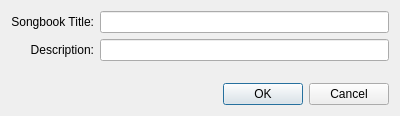
SoftProjector/src, file src/addsongbookdialog.ui: the form before one commit.
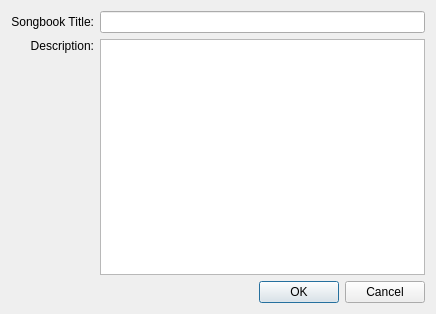
The form after the commit. Icons and pictures are not drawn.

Commit message: Manage dialog: Made dialog bigger, and the table's last column's now stretch. AddSongbookDialog - the description field is now QTextEdit (multi-line).

```diff
--- a/src/addsongbookdialog.ui
+++ b/src/addsongbookdialog.ui
@@ -6,8 +6,8 @@
    <rect>
     <x>0</x>
     <y>0</y>
-    <width>400</width>
-    <height>116</height>
+    <width>436</width>
+    <height>314</height>
    </rect>
   </property>
   <property name="windowTitle">
@@ -17,6 +17,8 @@
    <iconset resource="softprojector.qrc">
     <normaloff>:/icons/icons/add_songbook.png</normaloff>:/icons/icons/add_songbook.png</iconset>
   </property>
+  <layout class="QVBoxLayout" name="verticalLayout_2">
+   <item>
   <layout class="QGridLayout" name="gridLayout">
    <item row="0" column="0">
     <widget class="QLabel" name="sbonik_title_label">
@@ -32,6 +34,8 @@
     <widget class="QLineEdit" name="songbook_title_box"/>
    </item>
    <item row="1" column="0">
+      <layout class="QVBoxLayout" name="verticalLayout">
+       <item>
     <widget class="QLabel" name="songbook_info_label">
      <property name="text">
       <string>Description:</string>
@@ -41,10 +45,7 @@
      </property>
     </widget>
    </item>
-   <item row="1" column="1">
-    <widget class="QLineEdit" name="songbook_info_box"/>
-   </item>
-   <item row="2" column="1">
+       <item>
     <spacer name="verticalSpacer">
      <property name="orientation">
       <enum>Qt::Vertical</enum>
@@ -52,12 +53,19 @@
      <property name="sizeHint" stdset="0">
       <size>
        <width>20</width>
-       <height>102</height>
+           <height>40</height>
       </size>
      </property>
     </spacer>
    </item>
-   <item row="3" column="0" colspan="2">
+      </layout>
+     </item>
+     <item row="1" column="1">
+      <widget class="QTextEdit" name="songbook_info_box"/>
+     </item>
+    </layout>
+   </item>
+   <item>
     <widget class="QDialogButtonBox" name="buttonBox">
      <property name="orientation">
       <enum>Qt::Horizontal</enum>
```
Lines whose indentation alone changed are shown as unchanged. The commit also changes 2 other files.
